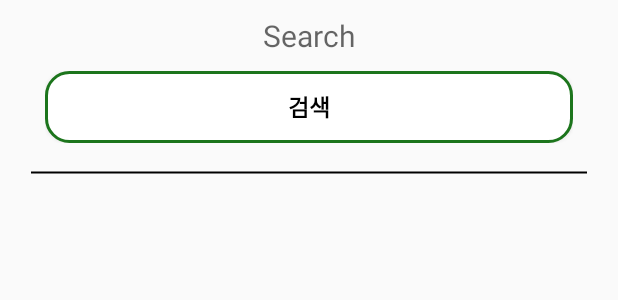
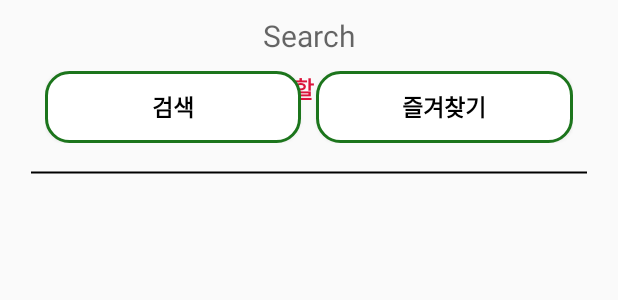
Before and after one commit to LeeJaeWon14/NamuFinder, an Android app: the layout activity_main.xml on its own in the app's theme, with its tools: preview values and no code run, on a phone screen of 412 x 824 dp. Shown: the top 300 px of the screen. Run offline under Robolectric (Android 15) with nearby library versions, the phone set to English and light mode, and no system bars.

Commit message:
2021/04/12, 19:00

```diff
--- a/app/src/main/java/com/example/namufinder/room/BookmarkDAO.kt
+++ b/app/src/main/java/com/example/namufinder/room/BookmarkDAO.kt
@@ -11,7 +11,7 @@ interface BookmarkDAO {
     @Query("SELECT * FROM bookmarkentity")
     fun getBookmark() : List<BookmarkEntity>
 
-    @Insert(onConflict = OnConflictStrategy.IGNORE)
+    @Insert(onConflict = OnConflictStrategy.REPLACE) //중복값이 있을 경우 설정하는 어노테이션, 설정값은 무시
     fun insertBookmark(entity: BookmarkEntity)
 
     @Update
--- a/app/src/main/res/layout/activity_main.xml
+++ b/app/src/main/res/layout/activity_main.xml
@@ -49,8 +49,13 @@
                     android:textStyle="bold"
                     android:textAlignment="center"
                     android:visibility="@{searchModel.searchKeyword.length() > 0 ? View.INVISIBLE : View.VISIBLE}"/>
+                <LinearLayout
+                    android:layout_width="match_parent"
+                    android:layout_height="wrap_content"
+                    android:orientation="horizontal"
+                    android:gravity = "center" >
                     <Button
-                    android:layout_width="match_parent"
+                        android:layout_width="wrap_content"
                         android:layout_height="wrap_content"
                         android:text = "검색"
                         android:textStyle="bold"
@@ -58,7 +63,21 @@
                         android:textColor="#000000"
                         android:background="@drawable/block"
                         android:onClick="@{(view) -> searchModel.click(view)}"
-                    android:visibility="@{searchModel.searchKeyword.length() > 0 ? View.VISIBLE : View.INVISIBLE}" />
+                        android:visibility="@{searchModel.searchKeyword.length() > 0 ? View.VISIBLE : View.INVISIBLE}"
+                        android:layout_weight="1"/>
+                    <Button
+                        android:layout_width="wrap_content"
+                        android:layout_height="wrap_content"
+                        android:text = "즐겨찾기"
+                        android:textStyle="bold"
+                        android:textSize="15dp"
+                        android:textColor="#000000"
+                        android:background="@drawable/block"
+                        android:onClick="@{(view) -> searchModel.selectBookmark(view)}"
+                        android:visibility="@{searchModel.searchKeyword.length() > 0 ? View.VISIBLE : View.INVISIBLE}"
+                        android:layout_weight="1"
+                        android:layout_marginLeft="10dp"/>
+                </LinearLayout>
             </FrameLayout>
         </LinearLayout>
         <TextView
--- a/app/src/main/res/layout/activity_web_view.xml
+++ b/app/src/main/res/layout/activity_web_view.xml
@@ -11,7 +11,8 @@
         android:id = "@+id/webView"
         android:layout_width="match_parent"
         android:layout_height="match_parent"
-        android:layout_weight="1"/>
+        android:layout_weight="1"
+        android:background="@drawable/block"/>
 
     <LinearLayout
         android:layout_width="match_parent"
```
Also changed, not shown: app/src/main/java/com/example/namufinder/MainActivity.kt (+39 -1 lines), app/src/main/java/com/example/namufinder/WebViewActivity.kt (+26 -0 lines), app/src/main/java/com/example/namufinder/adapter/BookmarkRecyclerAdapter.kt (added, +49 -0 lines), app/src/main/java/com/example/namufinder/adapter/MyRecyclerAdapter.kt (+4 -6 lines), app/src/main/java/com/example/namufinder/room/BookmarkDatabase.kt (added, +32 -0 lines), app/src/main/java/com/example/namufinder/room/BookmarkEntity.kt (+6 -9 lines), app/src/main/res/layout/bookmark_layout.xml (added, +11 -0 lines). Lines whose indentation alone changed are shown as unchanged.
